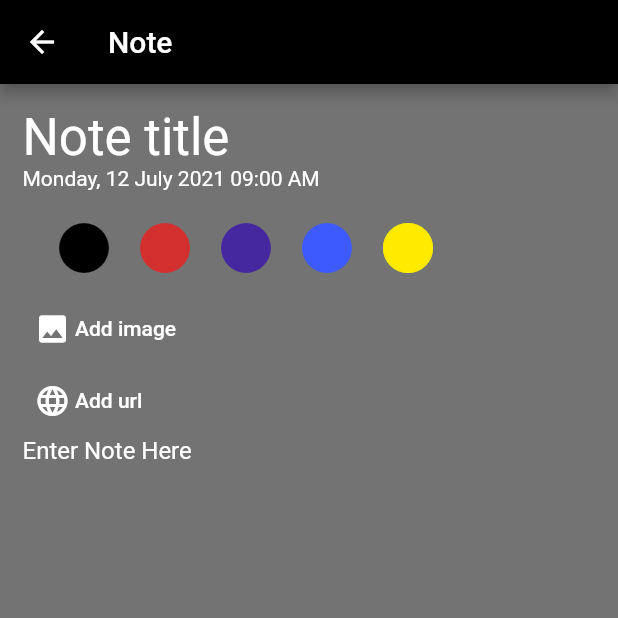
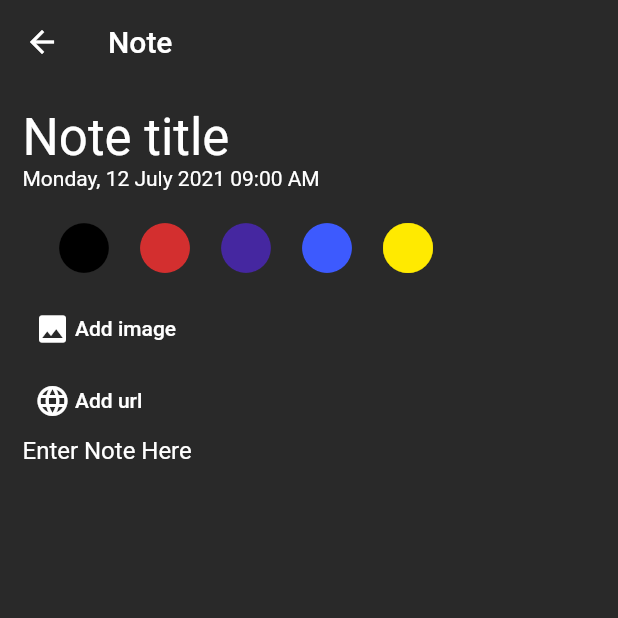
Before and after one commit to akashjpro/NotePlus, a Flutter app: the NoteScreen screen opened by its route, on a phone screen of 412 x 824 dp, the top half of it. Run offline on Flutter 3.47's test engine with Material 2 defaults, Android fonts, the phone set to English and light mode, and no system bars.

Commit message:
update ui

```diff
--- a/lib/screens/note/note_screen.dart
+++ b/lib/screens/note/note_screen.dart
@@ -34,14 +34,15 @@ class NoteScreen extends StatelessWidget {
     );
     return Scaffold(
       appBar: AppBar(
-        backgroundColor: Color(0xFF000000),
+        backgroundColor: Color(0xff292929),
+        elevation: 0,
         title: Text(
           "Note",
           style: TextStyle(color: Colors.white),
         ),
       ),
       body: Container(
-        color: Colors.black54,
+        color: Color(0xff292929),
         padding: EdgeInsets.all(15.0),
         child: Column(
           mainAxisAlignment: MainAxisAlignment.start,
```
